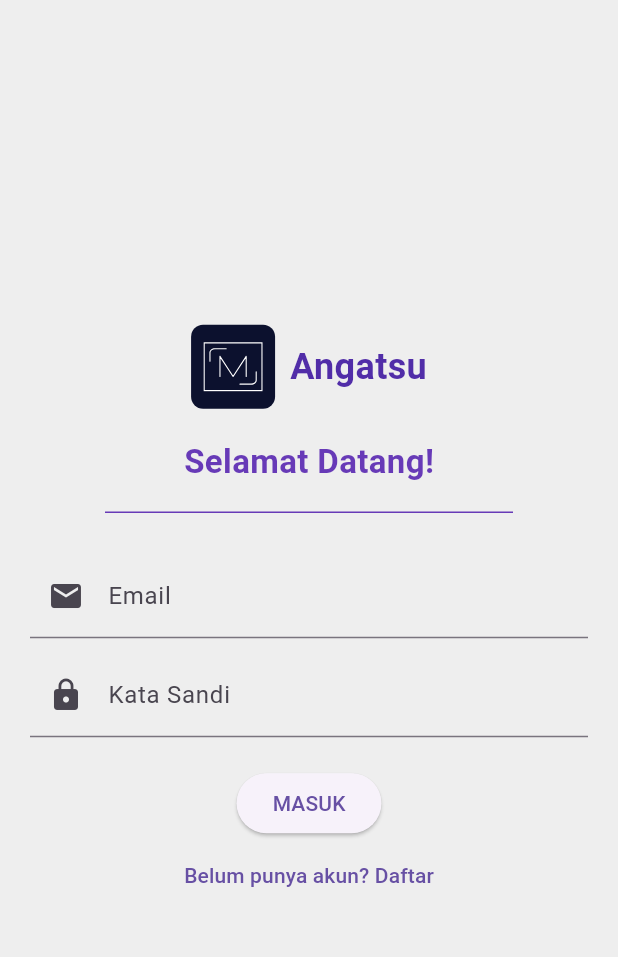
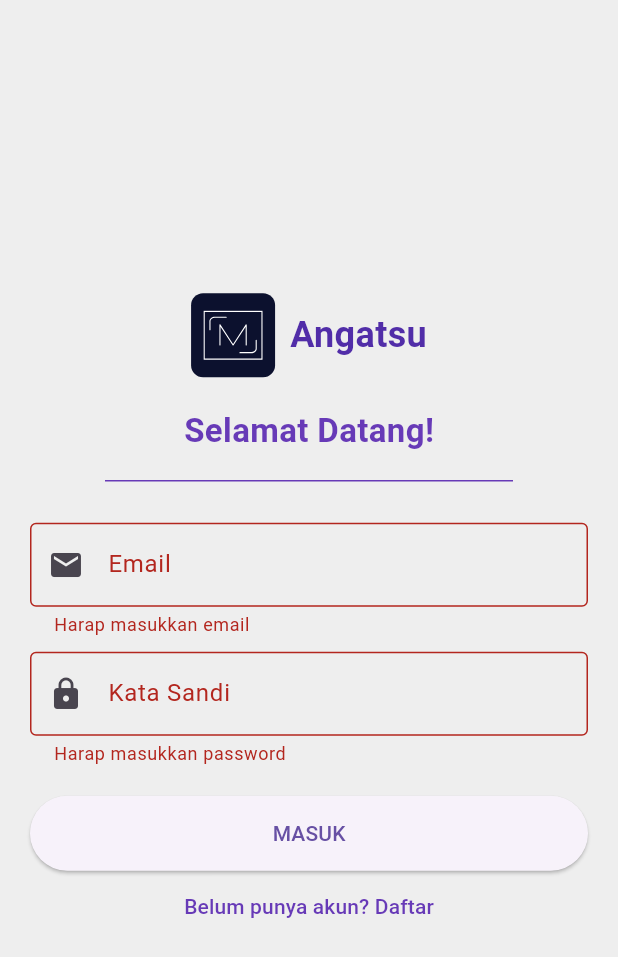
Before and after one commit to carlos-FrontEnd/Login-Register, a Flutter app: the screen it shows after launch, after a tap on "MASUK", on a phone screen of 412 x 824 dp. Shown: the top 957 px of the screen. Run offline on Flutter 3.47's test engine with Material 3 defaults, Android fonts, the phone set to English and light mode, and no system bars; our stand-ins replace flutter_svg; accounts and stored records are empty.

```diff
--- /dev/null
+++ b/lib/account/autentikasi.dart
@@ -0,0 +1,131 @@
+import 'package:flutter/material.dart';
+import 'package:home/account/authProvider.dart';
+import 'package:provider/provider.dart';
+import 'login_form.dart';
+import 'register_form.dart';
+import '../logo_title.dart';
+
+class Autentikasi extends StatefulWidget {
+  const Autentikasi({super.key});
+
+  @override
+  State<Autentikasi> createState() => _Autentikasi();
+}
+
+class _Autentikasi extends State<Autentikasi> {
+  bool modeMasuk = true;
+  final _formKey = GlobalKey<FormState>();
+  final _nameController = TextEditingController();
+  final _emailController = TextEditingController();
+  final _passwordController = TextEditingController();
+
+  void _gantiModeAutentikasi() {
+    setState(() {
+      modeMasuk = !modeMasuk;
+      _nameController.clear();
+      _emailController.clear();
+      _passwordController.clear();
+    });
+  }
+
+  Future<void> _submitForm(BuildContext context) async {
+    if (!_formKey.currentState!.validate()) return;
+    final auth = Provider.of<AuthProvider>(context, listen: false);
+    final scaffold = ScaffoldMessenger.of(context);
+
+    try {
+      if (modeMasuk) {
+        await auth.login(_emailController.text, _passwordController.text);
+        Navigator.pushReplacementNamed(context, '/home');
+      } else {
+        await auth.register(
+          _nameController.text,
+          _emailController.text,
+          _passwordController.text,
+        );
+        scaffold.showSnackBar(
+          SnackBar(
+            content: Text(
+              modeMasuk ? 'Login berhasil!' : 'Registrasi berhasil!',
+            ),
+          ),
+        );
+      }
+      // Navigasi ke halaman beranda setelah login/register sukses
+    } catch (e) {
+      scaffold.showSnackBar(SnackBar(content: Text(e.toString())));
+    }
+  }
+
+  @override
+  void dispose() {
+    _nameController.dispose();
+    _emailController.dispose();
+    _passwordController.dispose();
+    super.dispose();
+  }
+
+  @override
+  Widget build(BuildContext context) {
+    return Scaffold(
+      backgroundColor: Colors.grey[200],
+      body: Center(
+        child: SingleChildScrollView(
+          padding: const EdgeInsets.all(20.0),
+          child: Form(
+            key: _formKey,
+            child: Column(
+              mainAxisAlignment: MainAxisAlignment.center,
+              children: [
+                const LogoTitle(),
+                Text(
+                  modeMasuk ? 'Selamat Datang!' : 'Buat Akun Baru',
+                  style: const TextStyle(
+                    fontSize: 22,
+                    fontWeight: FontWeight.bold,
+                    color: Colors.deepPurple,
+                  ),
+                ),
+                const SizedBox(height: 10),
+                const Divider(
+                  thickness: 1,
+                  color: Colors.deepPurple,
+                  indent: 50,
+                  endIndent: 50,
+                ),
+                const SizedBox(height: 20),
+                modeMasuk
+                    ? LoginForm(
+                      emailController: _emailController,
+                      passwordController: _passwordController,
+                    )
+                    : RegisterForm(
+                      nameController: _nameController,
+                      emailController: _emailController,
+                      passwordController: _passwordController,
+                    ),
+                const SizedBox(height: 20),
+                ElevatedButton(
+                  onPressed: () => _submitForm(context),
+                  style: ElevatedButton.styleFrom(
+                    minimumSize: const Size(double.infinity, 50),
+                  ),
+                  child: Text(modeMasuk ? 'MASUK' : 'DAFTAR'),
+                ),
+                TextButton(
+                  onPressed: _gantiModeAutentikasi,
+                  child: Text(
+                    modeMasuk
+                        ? 'Belum punya akun? Daftar'
+                        : 'Sudah punya akun? Masuk',
+                    style: const TextStyle(color: Colors.deepPurple),
+                  ),
+                ),
+              ],
+            ),
+          ),
+        ),
+      ),
+    );
+  }
+}
--- /dev/null
+++ b/lib/account/authProvider.dart
@@ -0,0 +1,49 @@
+import 'package:flutter/foundation.dart';
+
+class User {
+  final String name;
+  final String email;
+  final String password;
+
+  User({required this.name, required this.email, required this.password});
+}
+
+class AuthProvider with ChangeNotifier {
+  List<User> _users = [];
+  User? _currentUser;
+
+  // Getter
+  User? get currentUser => _currentUser;
+  bool get isLoggedIn => _currentUser != null;
+
+  // Sign Up
+  Future<void> register(String name, String email, String password) async {
+    if (_users.any((user) => user.email == email)) {
+      throw Exception('Email sudah terdaftar');
+    }
+
+    final newUser = User(name: name, email: email, password: password);
+    _users.add(newUser);
+    _currentUser = newUser;
+    notifyListeners();
+  }
+
+  // Sign In
+  Future<void> login(String email, String password) async {
+    try {
+      final user = _users.firstWhere(
+        (user) => user.email == email && user.password == password,
+      );
+      _currentUser = user;
+      notifyListeners();
+    } catch (e) {
+      throw Exception('Email atau password salah');
+    }
+  }
+
+  // Sign Out
+  void logout() {
+    _currentUser = null;
+    notifyListeners();
+  }
+}
--- /dev/null
+++ b/lib/account/login_form.dart
@@ -0,0 +1,57 @@
+import 'package:flutter/material.dart';
+
+class LoginForm extends StatelessWidget {
+  final TextEditingController emailController;
+  final TextEditingController passwordController;
+
+  const LoginForm({
+    super.key,
+    required this.emailController,
+    required this.passwordController,
+  });
+
+  @override
+  Widget build(BuildContext context) {
+    return Column(
+      children: [
+        TextFormField(
+          controller: emailController,
+          decoration: const InputDecoration(
+            labelText: 'Email',
+            prefixIcon: Icon(Icons.email),
+            border: OutlineInputBorder(),
+          ),
+          keyboardType: TextInputType.emailAddress,
+          validator: (value) {
+            if (value == null || value.isEmpty) {
+              return 'Harap masukkan email';
+            }
+            if (!value.contains('@')) {
+              return 'Email tidak valid';
+            }
+            return null;
+          },
+        ),
+        const SizedBox(height: 10),
+        TextFormField(
+          controller: passwordController,
+          obscureText: true,
+          decoration: const InputDecoration(
+            labelText: 'Kata Sandi',
+            prefixIcon: Icon(Icons.lock),
+            border: OutlineInputBorder(),
+          ),
+          validator: (value) {
+            if (value == null || value.isEmpty) {
+              return 'Harap masukkan password';
+            }
+            if (value.length < 6) {
+              return 'Password minimal 6 karakter';
+            }
+            return null;
+          },
+        ),
+      ],
+    );
+  }
+}
--- a/lib/autentikasi.dart
+++ /dev/null
@@ -1,68 +0,0 @@
-import 'package:flutter/material.dart';
-import 'package:home/login_form.dart';
-
-import 'register_form.dart';
-import 'logo_title.dart';
-
-class Autentikasi extends StatefulWidget {
-  const Autentikasi({super.key});
-
-  @override
-  State<Autentikasi> createState() => _Autentikasi();
-}
-
-class _Autentikasi extends State<Autentikasi> {
-  bool modeMasuk = true;
-
-  void _gantiModeAutentikasi() {
-    setState(() {
-      modeMasuk = !modeMasuk;
-    });
-  }
-
-  @override
-  Widget build(BuildContext context) {
-    return Scaffold(
-      backgroundColor: Colors.grey[200],
-      body: Center(
-        child: SingleChildScrollView(
-          padding: const EdgeInsets.all(20.0),
-          child: Column(
-            mainAxisAlignment: MainAxisAlignment.center,
-            children: [
-              const LogoTitle(),
-              Text(
-                modeMasuk ? 'Selamat Datang!' : 'Buat Akun Baru',
-                style: const TextStyle(
-                  fontSize: 22,
-                  fontWeight: FontWeight.bold,
-                  color: Colors.deepPurple,
-                ),
-              ),
-              const SizedBox(height: 10),
-              const Divider(
-                thickness: 1,
-                color: Colors.deepPurple,
-                indent: 50,
-                endIndent: 50,
-              ),
-              const SizedBox(height: 20),
-              modeMasuk ? const LoginForm() : const RegisterForm(),
-              const SizedBox(height: 20),
-              ElevatedButton(
-                onPressed: () {},
-                child: Text(modeMasuk ? 'MASUK' : 'DAFTAR'),
-              ),
-              TextButton(
-                onPressed: _gantiModeAutentikasi,
-                child: Text(
-                  modeMasuk ? 'Belum punya akun? Daftar' : 'Sudah punya akun? Masuk',
-                ),
-              ),
-            ],
-          ),
-        ),
-      ),
-    );
-  }
-}
--- a/lib/login_form.dart
+++ /dev/null
@@ -1,27 +0,0 @@
-import 'package:flutter/material.dart';
-
-class LoginForm extends StatelessWidget {
-  const LoginForm({super.key});
-
-  @override
-  Widget build(BuildContext context) {
-    return Column(
-      children: [
-        TextField(
-          decoration: InputDecoration(
-            labelText: 'Email',
-            prefixIcon: const Icon(Icons.email),
-          ),
-        ),
-        const SizedBox(height: 10),
-        TextField(
-          obscureText: true,
-          decoration: InputDecoration(
-            labelText: 'Kata Sandi',
-            prefixIcon: const Icon(Icons.lock),
-          ),
-        ),
-      ],
-    );
-  }
-}
--- a/lib/main.dart
+++ b/lib/main.dart
@@ -1,18 +1,31 @@
 import 'package:flutter/material.dart';
-import 'package:home/autentikasi.dart';
+import 'package:home/account/authProvider.dart';
+import 'package:home/home.dart';
+import 'package:provider/provider.dart';
+import 'account/autentikasi.dart';
+
 
 void main() {
-  runApp(MyApp());
+  runApp(
+    ChangeNotifierProvider(
+      create: (context) => AuthProvider(),
+      child: const MyApp(),
+    ),
+  );
 }
 
 class MyApp extends StatelessWidget {
+  const MyApp({super.key});
+
   @override
   Widget build(BuildContext context) {
     return MaterialApp(
-      title: 'Demo',
-      theme: ThemeData(primarySwatch: Colors.deepPurple),
-      home: Autentikasi(),
-      debugShowCheckedModeBanner: false,
+      title: 'Aplikasi Saya',
+      initialRoute: '/auth',
+      routes: {
+        '/auth': (context) => const Autentikasi(),
+        '/home': (context) => const HomePage(),
+      },
     );
   }
 }
--- a/pubspec.yaml
+++ b/pubspec.yaml
@@ -35,6 +35,7 @@ dependencies:
   # Use with the CupertinoIcons class for iOS style icons.
   cupertino_icons: ^1.0.8
   flutter_svg: ^2.0.17
+  provider: ^6.1.4
 
 dev_dependencies:
   flutter_test:
```
Also changed, not shown: lib/account/register_form.dart (added, +74 -0 lines), lib/home.dart (added, +40 -0 lines), lib/loading.dart (added, +82 -0 lines), lib/register_form.dart (deleted, +0 -48 lines), pubspec.lock.
